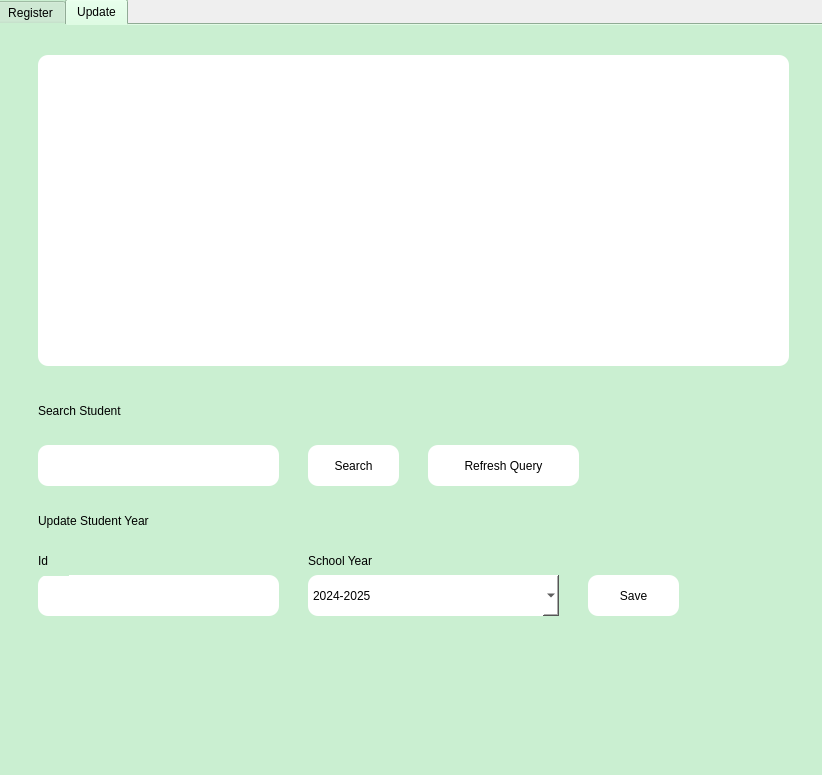
Qt form main.ui (francisganapin/Studen_Register_pyMongo) before a commit.
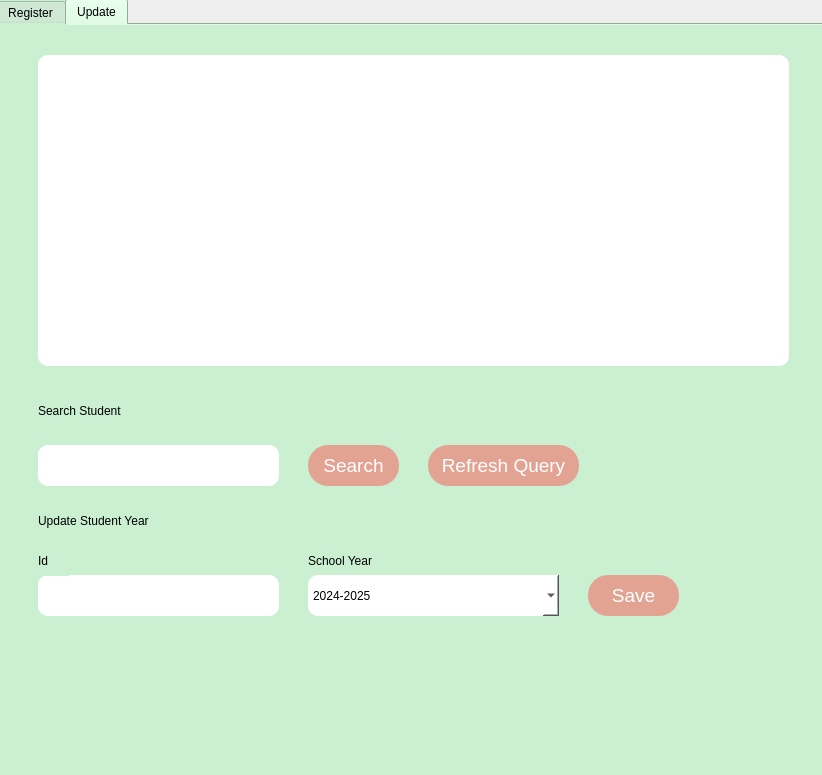
The same form after that commit. The open tabs and pages were chosen to show the change.

```diff
--- a/main.ui
+++ b/main.ui
@@ -538,9 +538,17 @@
       </rect>
      </property>
      <property name="styleSheet">
-      <string notr="true">border-radius:10px;
-background-color:white;
-font: 14pt &quot;MS Shell Dlg 2&quot;;</string>
+      <string notr="true">QPushButton {
+    background-color: #e3a393;
+    border-radius: 20px;
+    font: 14pt &quot;MS Shell Dlg 2&quot;;
+    font-size: 14pt;
+    color: white;
+}
+QPushButton:hover {
+    background-color: #2980b9;
+}
+</string>
      </property>
      <property name="text">
       <string>Search</string>
@@ -556,9 +564,17 @@
       </rect>
      </property>
      <property name="styleSheet">
-      <string notr="true">border-radius:10px;
-background-color:white;
-font: 14pt &quot;MS Shell Dlg 2&quot;;</string>
+      <string notr="true">QPushButton {
+    background-color: #e3a393;
+    border-radius: 20px;
+    font: 14pt &quot;MS Shell Dlg 2&quot;;
+    font-size: 14pt;
+    color: white;
+}
+QPushButton:hover {
+    background-color: #2980b9;
+}
+</string>
      </property>
      <property name="text">
       <string>Refresh Query</string>
@@ -672,9 +688,17 @@
       </rect>
      </property>
      <property name="styleSheet">
-      <string notr="true">border-radius:10px;
-background-color:white;
-font: 14pt &quot;MS Shell Dlg 2&quot;;</string>
+      <string notr="true">QPushButton {
+    background-color: #e3a393;
+    border-radius: 20px;
+    font: 14pt &quot;MS Shell Dlg 2&quot;;
+    font-size: 14pt;
+    color: white;
+}
+QPushButton:hover {
+    background-color: #2980b9;
+}
+</string>
      </property>
      <property name="text">
       <string>Save</string>
```
Left out of the diff: 30 changed lines with no effect on the pictures.
